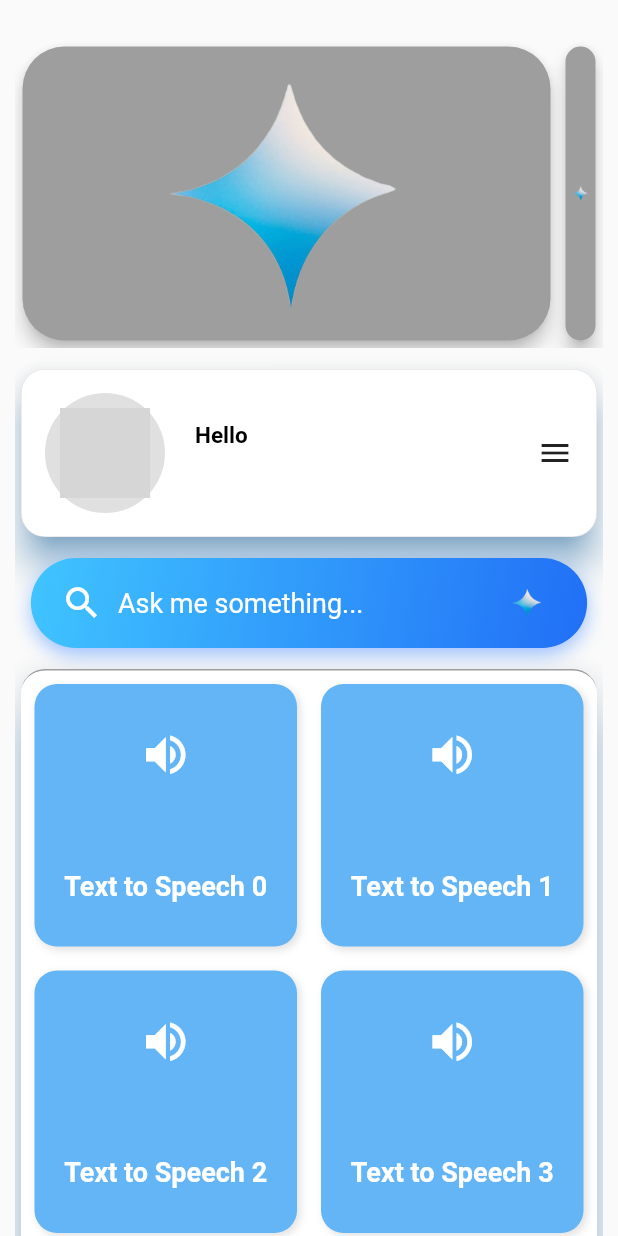
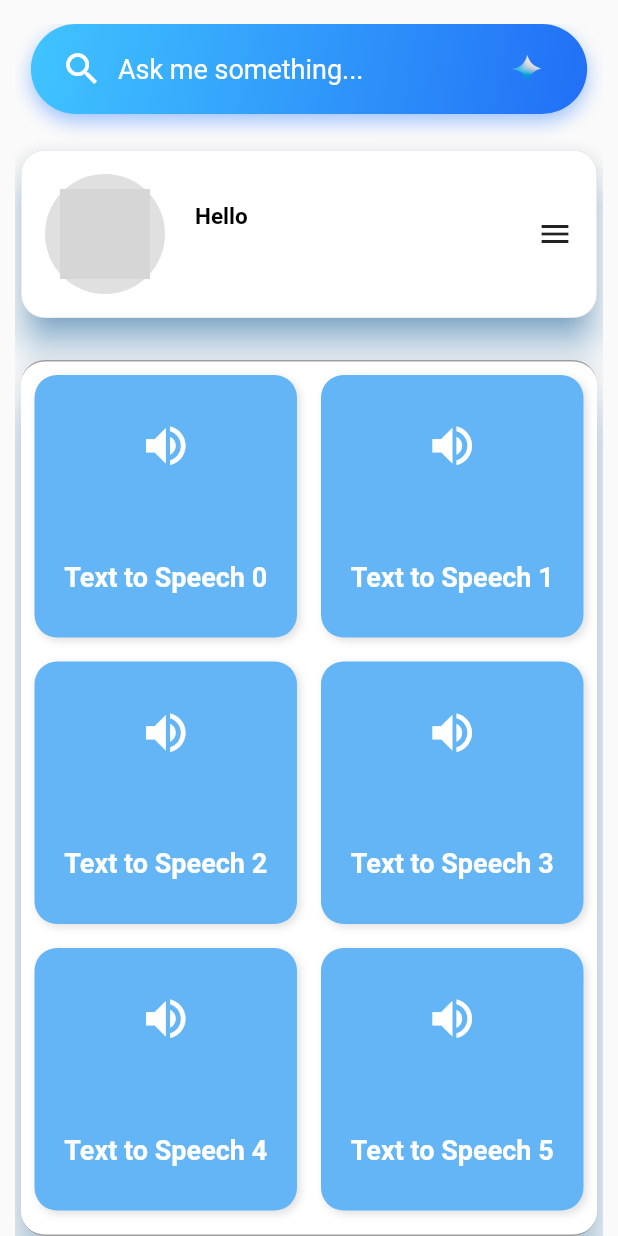
Before and after one commit to Alto-b/English-Mastery, a Flutter app: the HomeSuccessStateWidget screen opened directly with empty values, on a phone screen of 412 x 824 dp. Run offline on Flutter 3.47's test engine with Material 3 defaults, Android fonts, the phone set to English and light mode, and no system bars; drawn by our look-alikes of avatar_glow; our stand-ins replace adaptive_theme, bloc, dio, equatable, flutter_bloc, gap and 2 more; missing offline and left inert: random_avatar; accounts and stored records are empty; grey boxes are pictures that could not be loaded.

Commit message:
SDK versions updated

```diff
--- a/lib/presentation/home_view/home_success_view.dart
+++ b/lib/presentation/home_view/home_success_view.dart
@@ -4,6 +4,7 @@ import 'package:english_mastery/presentation/gemini/gemini.dart';
 import 'package:english_mastery/presentation/home_view/widgets/grid_options_widget.dart';
 import 'package:english_mastery/presentation/home_view/widgets/home_carousal_widget.dart';
 import 'package:english_mastery/presentation/home_view/widgets/home_search_widget.dart';
+import 'package:english_mastery/presentation/home_view/widgets/home_tabbar.dart';
 import 'package:english_mastery/presentation/home_view/widgets/user_home_card.dart';
 import 'package:flutter/material.dart';
 import 'package:gap/gap.dart';
@@ -27,30 +28,22 @@ class HomeSuccessStateWidget extends StatelessWidget {
     final double gridAvailableHeight = screenHeight - userCardHeight - 60 - 20;
 
     return Scaffold(
-      // appBar: AppBar(
-      //   backgroundColor: Colors.transparent,
-      //   forceMaterialTransparency: false,
-      //   toolbarHeight: 120,
-      //   elevation: 10,
-      //   centerTitle: true,
-      //   title: Icon(
-      //     Icons.abc,
-      //     color: Colors.red,
-      //   ),
-      // ),
       body: Padding(
         padding: const EdgeInsets.fromLTRB(10, 16, 10, 0),
         child: ListView(
           physics: BouncingScrollPhysics(),
           children: [
+            HomeSearchWidget(
+                screenHeight: screenHeight, screenWidth: screenWidth),
+            // HomeCarousalWidget(
+            //     screenHeight: screenHeight, screenWidth: screenWidth),
             const Gap(10),
-            HomeCarousalWidget(
-                screenHeight: screenHeight, screenWidth: screenWidth),
+            // HomeTabBarWidget(
+            //     screenWidth: screenWidth, screenHeight: screenHeight),
             const Gap(10),
             UserHomeCard(screenHeight: screenHeight, state: state),
             const Gap(10),
-            HomeSearchWidget(
-                screenHeight: screenHeight, screenWidth: screenWidth),
+
             const Gap(10),
             GridOptionsContainer(),
             const Gap(10),
--- a/lib/presentation/home_view/widgets/home_carousal_widget.dart
+++ b/lib/presentation/home_view/widgets/home_carousal_widget.dart
@@ -15,23 +15,23 @@ class HomeCarousalWidget extends StatelessWidget {
     return Container(
       height: screenHeight / 4,
       width: screenWidth,
-      child: CarouselView(
-        elevation: 5,
-        backgroundColor: Colors.grey,
-        itemExtent: screenWidth - 50,
-        itemSnapping: true,
-        padding: EdgeInsets.all(5),
-        children: List.generate(
-          10,
-          (int index) {
-            return Container(
-              decoration: BoxDecoration(
-                  image: DecorationImage(
-                      image: AssetImage('assets/logo/gemini.png'))),
-            );
-          },
-        ),
-      ),
+      //   child: CarousalView(
+      //   elevation: 5,
+      //   backgroundColor: Colors.grey,
+      //   itemExtent: screenWidth - 50,
+      //   itemSnapping: true,
+      //   padding: EdgeInsets.all(5),
+      //   children: List.generate(
+      //     10,
+      //     (int index) {
+      //       return Container(
+      //         decoration: BoxDecoration(
+      //             image: DecorationImage(
+      //                 image: AssetImage('assets/logo/gemini.png'))),
+      //       );
+      //     },
+      //   ),
+      // ),
     );
   }
 }
--- a/pubspec.yaml
+++ b/pubspec.yaml
@@ -19,7 +19,7 @@ publish_to: 'none' # Remove this line if you wish to publish to pub.dev
 version: 1.0.0+1
 
 environment:
-  sdk: '>=3.3.4 <4.0.0'
+  sdk: '>=3.2.3 <4.0.0'
 
 # Dependencies specify other packages that your package needs in order to work.
 # To automatically upgrade your package dependencies to the latest versions
@@ -40,7 +40,8 @@ dependencies:
   flutter_staggered_grid_view: ^0.7.0
   gap: ^3.0.1
   get: ^4.6.6
-  google_fonts: ^6.2.1
+  google_fonts:
+  google_ml_kit: ^0.18.0
   lottie: ^3.1.2
   random_avatar: ^0.0.8
   shared_preferences: null
@@ -63,6 +64,7 @@ flutter:
   assets:
     - assets/loader/loader.json
     - assets/logo/
+    - assets/testimage.png
   #   - images/a_dot_ham.jpeg
   # An image asset can refer to one or more resolution-specific "variants", see
   # https://flutter.dev/assets-and-images/#resolution-aware
```
Also changed, not shown: lib/presentation/home_view/widgets/home_tabbar.dart (added, +35 -0 lines), assets/testimage.png (added), pubspec.lock, 1 other file.
